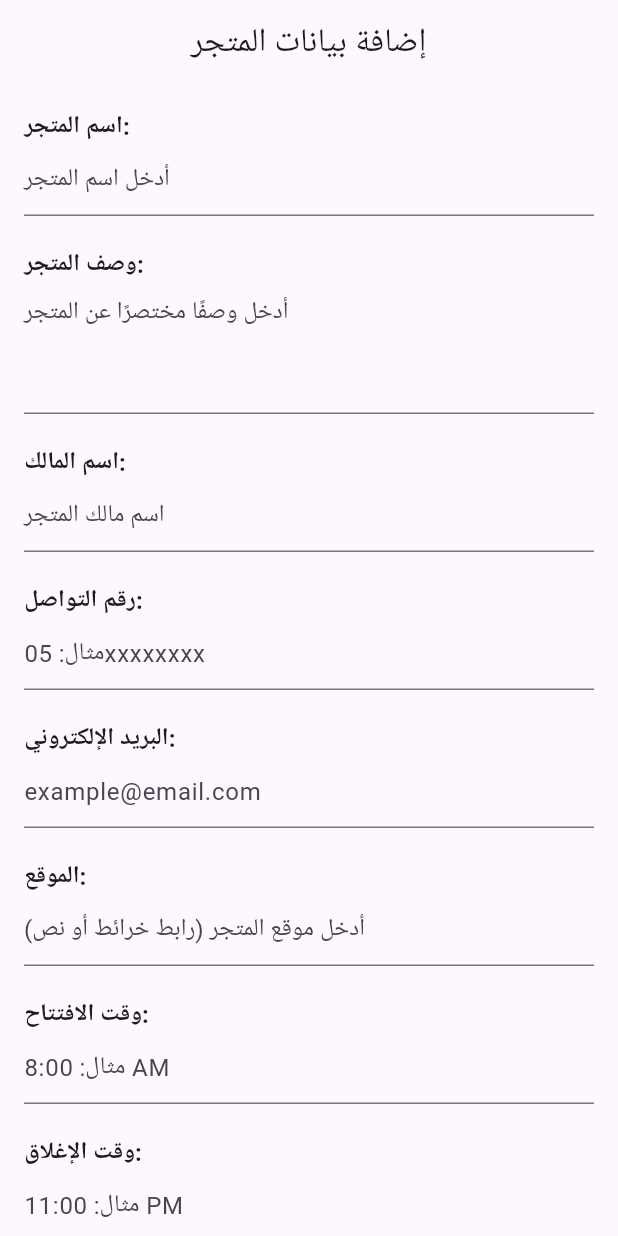
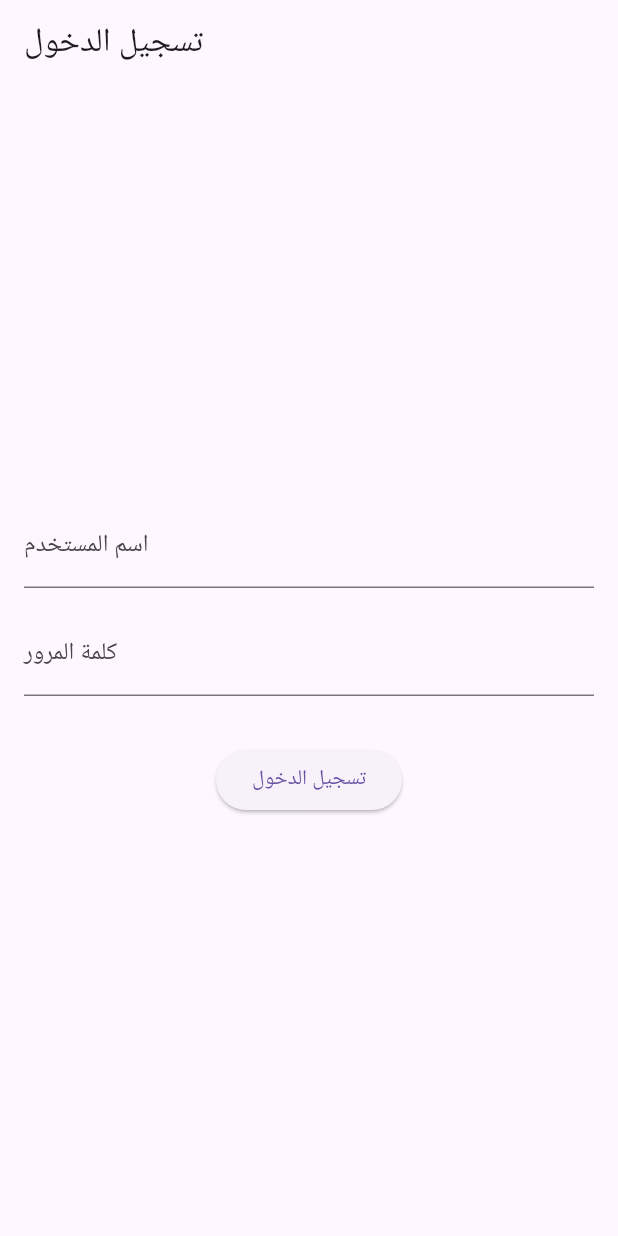
Before and after one commit to FatimaHadi-B/Productive_Project, a Flutter app: the screen it shows after launch, on a phone screen of 412 x 824 dp. Run offline on Flutter 3.47's test engine with Material 3 defaults, Android fonts, the phone set to English and light mode, and no system bars.

Commit message:
Add login page

```diff
--- /dev/null
+++ b/lib/login.dart
@@ -0,0 +1,71 @@
+import 'package:flutter/material.dart';
+import 'main.dart'; // استدعاء الفورم للانتقال إليه بعد تسجيل الدخول
+
+class LoginPage extends StatefulWidget {
+  const LoginPage({super.key});
+
+  @override
+  State<LoginPage> createState() => _LoginPageState();
+}
+
+class _LoginPageState extends State<LoginPage> {
+  final TextEditingController _usernameController = TextEditingController();
+  final TextEditingController _passwordController = TextEditingController();
+
+  void _login() {
+    String username = _usernameController.text;
+    String password = _passwordController.text;
+
+    if (username == 'admin' && password == '1234') {
+      // الانتقال مباشرة للفورم
+      Navigator.pushReplacement(
+        context,
+        MaterialPageRoute(builder: (_) => const StoreFormPage()),
+      );
+    } else {
+      showDialog(
+        context: context,
+        builder: (_) => AlertDialog(
+          title: const Text('خطأ'),
+          content: const Text('اسم المستخدم أو كلمة المرور غير صحيحة'),
+          actions: [
+            TextButton(
+              onPressed: () => Navigator.pop(context),
+              child: const Text('موافق'),
+            ),
+          ],
+        ),
+      );
+    }
+  }
+
+  @override
+  Widget build(BuildContext context) {
+    return Scaffold(
+      appBar: AppBar(title: const Text('تسجيل الدخول')),
+      body: Padding(
+        padding: const EdgeInsets.all(16.0),
+        child: Column(
+          mainAxisAlignment: MainAxisAlignment.center,
+          children: [
+            TextField(
+              controller: _usernameController,
+              decoration: const InputDecoration(labelText: 'اسم المستخدم'),
+            ),
+            const SizedBox(height: 16),
+            TextField(
+              controller: _passwordController,
+              decoration: const InputDecoration(labelText: 'كلمة المرور'),
+              obscureText: true,
+            ),
+            const SizedBox(height: 32),
+            ElevatedButton(
+              onPressed: _login,
+              child: const Text('تسجيل الدخول'),
+            ),
+          ],
+        ),
+      ),
+    );
+  }
+}
--- a/lib/main.dart
+++ b/lib/main.dart
@@ -1,4 +1,5 @@
 import 'package:flutter/material.dart';
+import 'login.dart'; // استدعاء صفحة اللوق إن
 
 void main() {
   runApp(MyApp());
@@ -14,12 +15,19 @@ class MyApp extends StatelessWidget {
         primarySwatch: Colors.blue,
         fontFamily: 'Roboto',
       ),
-      home: StoreFormPage(), // الصفحة الرئيسية فورم
+      home: const LoginPage(), // الصفحة الأولى هي صفحة اللوق إن
     );
   }
 }
 
+// -----------------------------------
+// صفحة الفورم (StoreFormPage)
+// يمكنك تعديلها كما تريد
+// -----------------------------------
+
 class StoreFormPage extends StatefulWidget {
+  const StoreFormPage({super.key});
+
   @override
   _StoreFormPageState createState() => _StoreFormPageState();
 }
@@ -43,11 +51,11 @@ class _StoreFormPageState extends State<StoreFormPage> {
   Widget build(BuildContext context) {
     return Scaffold(
       appBar: AppBar(
-        title: Text("إضافة بيانات المتجر"),
+        title: const Text("إضافة بيانات المتجر"),
         centerTitle: true,
       ),
       body: SingleChildScrollView(
-        padding: EdgeInsets.all(16),
+        padding: const EdgeInsets.all(16),
         child: Form(
           key: _formKey,
           child: Column(
@@ -55,113 +63,113 @@ class _StoreFormPageState extends State<StoreFormPage> {
             children: [
 
               // Store Name
-              Text("اسم المتجر:", style: TextStyle(fontSize: 16, fontWeight: FontWeight.bold)),
+              const Text("اسم المتجر:", style: TextStyle(fontSize: 16, fontWeight: FontWeight.bold)),
               TextFormField(
                 controller: storeNameController,
-                decoration: InputDecoration(hintText: "أدخل اسم المتجر"),
+                decoration: const InputDecoration(hintText: "أدخل اسم المتجر"),
                 validator: (value) => (value == null || value.isEmpty) ? "هذا الحقل مطلوب" : null,
               ),
-              SizedBox(height: 20),
+              const SizedBox(height: 20),
 
               // Store Description
-              Text("وصف المتجر:", style: TextStyle(fontSize: 16, fontWeight: FontWeight.bold)),
+              const Text("وصف المتجر:", style: TextStyle(fontSize: 16, fontWeight: FontWeight.bold)),
               TextFormField(
                 controller: storeDescController,
                 minLines: 3,
                 maxLines: 5,
-                decoration: InputDecoration(hintText: "أدخل وصفًا مختصرًا عن المتجر"),
+                decoration: const InputDecoration(hintText: "أدخل وصفًا مختصرًا عن المتجر"),
                 validator: (value) => (value == null || value.isEmpty) ? "هذا الحقل مطلوب" : null,
               ),
-              SizedBox(height: 20),
+              const SizedBox(height: 20),
 
               // Owner Name
-              Text("اسم المالك:", style: TextStyle(fontSize: 16, fontWeight: FontWeight.bold)),
+              const Text("اسم المالك:", style: TextStyle(fontSize: 16, fontWeight: FontWeight.bold)),
               TextFormField(
                 controller: ownerNameController,
-                decoration: InputDecoration(hintText: "اسم مالك المتجر"),
+                decoration: const InputDecoration(hintText: "اسم مالك المتجر"),
               ),
-              SizedBox(height: 20),
+              const SizedBox(height: 20),
 
               // Phone
-              Text("رقم التواصل:", style: TextStyle(fontSize: 16, fontWeight: FontWeight.bold)),
+              const Text("رقم التواصل:", style: TextStyle(fontSize: 16, fontWeight: FontWeight.bold)),
               TextFormField(
                 controller: phoneController,
                 keyboardType: TextInputType.phone,
-                decoration: InputDecoration(hintText: "مثال: 05xxxxxxxx"),
+                decoration: const InputDecoration(hintText: "مثال: 05xxxxxxxx"),
                 validator: (value) => (value == null || value.isEmpty) ? "يرجى إدخال رقم التواصل" : null,
               ),
-              SizedBox(height: 20),
+              const SizedBox(height: 20),
 
               // Email
-              Text("البريد الإلكتروني:", style: TextStyle(fontSize: 16, fontWeight: FontWeight.bold)),
+              const Text("البريد الإلكتروني:", style: TextStyle(fontSize: 16, fontWeight: FontWeight.bold)),
               TextFormField(
                 controller: emailController,
                 keyboardType: TextInputType.emailAddress,
-                decoration: InputDecoration(hintText: "example@email.com"),
+                decoration: const InputDecoration(hintText: "example@email.com"),
               ),
-              SizedBox(height: 20),
+              const SizedBox(height: 20),
 
               // Location
-              Text("الموقع:", style: TextStyle(fontSize: 16, fontWeight: FontWeight.bold)),
+              const Text("الموقع:", style: TextStyle(fontSize: 16, fontWeight: FontWeight.bold)),
               TextFormField(
                 controller: locationController,
-                decoration: InputDecoration(hintText: "أدخل موقع المتجر (رابط خرائط أو نص)"),
+                decoration: const InputDecoration(hintText: "أدخل موقع المتجر (رابط خرائط أو نص)"),
               ),
-              SizedBox(height: 20),
+              const SizedBox(height: 20),
 
               // Open Time
-              Text("وقت الافتتاح:", style: TextStyle(fontSize: 16, fontWeight: FontWeight.bold)),
+              const Text("وقت الافتتاح:", style: TextStyle(fontSize: 16, fontWeight: FontWeight.bold)),
               TextFormField(
                 controller: openTimeController,
-                decoration: InputDecoration(hintText: "مثال: 8:00 AM"),
+                decoration: const InputDecoration(hintText: "مثال: 8:00 AM"),
               ),
-              SizedBox(height: 20),
+              const SizedBox(height: 20),
 
               // Close Time
-              Text("وقت الإغلاق:", style: TextStyle(fontSize: 16, fontWeight: FontWeight.bold)),
+              const Text("وقت الإغلاق:", style: TextStyle(fontSize: 16, fontWeight: FontWeight.bold)),
               TextFormField(
                 controller: closeTimeController,
-                decoration: InputDecoration(hintText: "مثال: 11:00 PM"),
+                decoration: const InputDecoration(hintText: "مثال: 11:00 PM"),
               ),
-              SizedBox(height: 20),
+              const SizedBox(height: 20),
 
               // Category
-              Text("نوع المتجر / التصنيف:", style: TextStyle(fontSize: 16, fontWeight: FontWeight.bold)),
+              const Text("نوع المتجر / التصنيف:", style: TextStyle(fontSize: 16, fontWeight: FontWeight.bold)),
               TextFormField(
                 controller: categoryController,
-                decoration: InputDecoration(hintText: "مثال: مقهى / ملابس / إلكترونيات"),
+                decoration: const InputDecoration(hintText: "مثال: مقهى / ملابس / إلكترونيات"),
               ),
-              SizedBox(height: 20),
+              const SizedBox(height: 20),
 
               // Notes
-              Text("ملاحظات إضافية:", style: TextStyle(fontSize: 16, fontWeight: FontWeight.bold)),
+              const Text("ملاحظات إضافية:", style: TextStyle(fontSize: 16, fontWeight: FontWeight.bold)),
               TextFormField(
                 controller: notesController,
                 minLines: 2,
                 maxLines: 4,
-                decoration: InputDecoration(hintText: "أدخل أي ملاحظات تود إضافتها"),
+                decoration: const InputDecoration(hintText: "أدخل أي ملاحظات تود إضافتها"),
               ),
-              SizedBox(height: 30),
+              const SizedBox(height: 30),
 
               // Submit Button
               Center(
                 child: ElevatedButton(
                   style: ElevatedButton.styleFrom(
-                    padding: EdgeInsets.symmetric(horizontal: 40, vertical: 15),
-                    textStyle: TextStyle(fontSize: 18),
+                    padding: const EdgeInsets.symmetric(horizontal: 40, vertical: 15),
+                    textStyle: const TextStyle(fontSize: 18),
                   ),
                   onPressed: () {
                     if (_formKey.currentState!.validate()) {
                       ScaffoldMessenger.of(context).showSnackBar(
-                        SnackBar(content: Text("تم حفظ البيانات بنجاح")),
+                        const SnackBar(content: Text("تم حفظ البيانات بنجاح")),
                       );
                     }
                   },
-                  child: Text("حفظ البيانات"),
+                  child: const Text("حفظ البيانات"),
                 ),
               ),
 
-              SizedBox(height: 40),
+              const SizedBox(height: 40),
             ],
           ),
         ),
```
